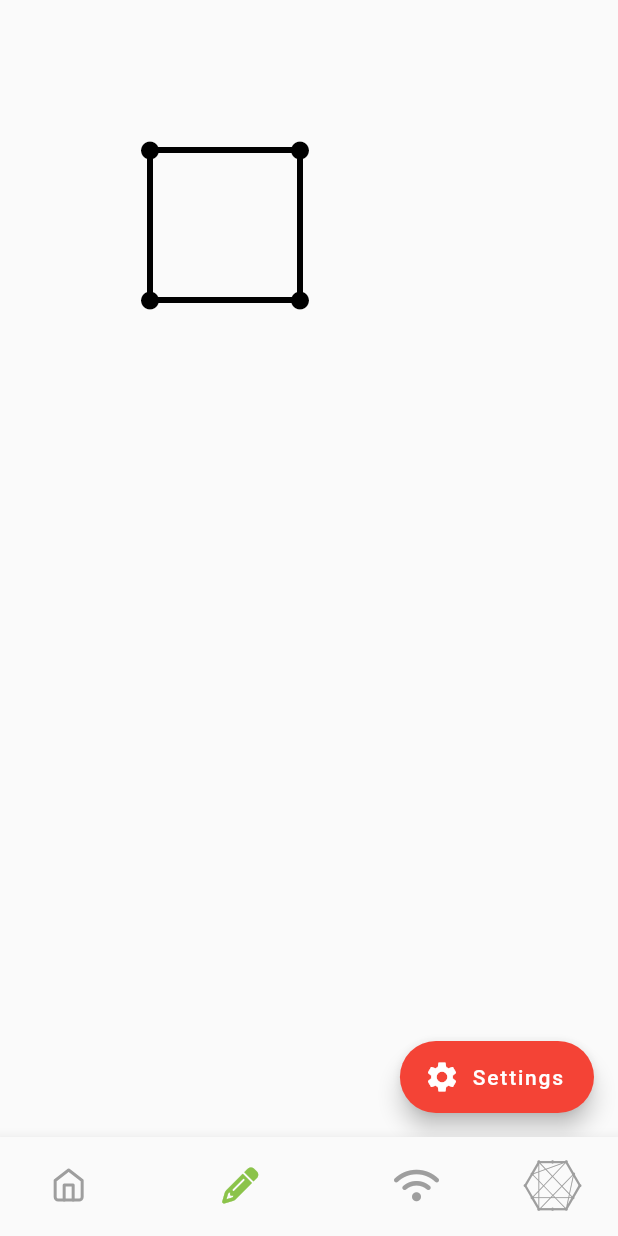
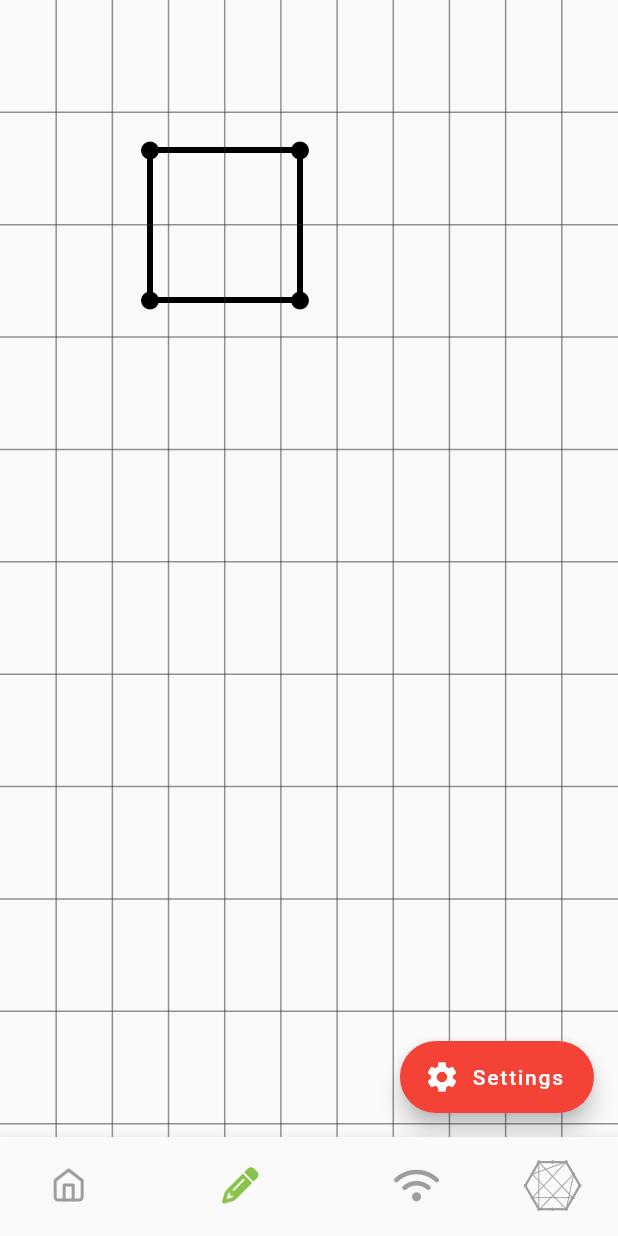
Before and after one commit to ffabss/flutter_demo, a Flutter app: the screen it shows after launch, item 2 of the bottom bar chosen, on a phone screen of 412 x 824 dp. Run offline on Flutter 3.47's test engine with Material 2 defaults, Android fonts, the phone set to English and light mode, and no system bars; our stand-ins replace flutter_icons, location, rflutter_alert; missing offline and left inert: wifi_configuration.

Commit message:
small changes

```diff
--- a/lib/screens/routeScreen.dart
+++ b/lib/screens/routeScreen.dart
@@ -5,6 +5,7 @@ import 'package:flutter/material.dart';
 import 'package:flutter_demo/models/XYPoint.dart';
 import 'package:flutter_demo/models/dataTypeReferences.dart';
 import 'package:flutter_demo/models/slider.dart';
+import 'package:flutter_icons/flutter_icons.dart';
 
 final ValueNotifier<int> _repaintNotifier = ValueNotifier<int>(0);
 final double dragItemSize = 18;
@@ -18,8 +19,8 @@ final DoubleRef sliderValX = new DoubleRef(10);
 double width = 1;
 double height = 1;
 
-bool helperLinesActivated = false;
-bool clippingSystemActivated = false;
+bool helperLinesActivated = true;
+bool clippingSystemActivated = true;
 
 var points = <XYPoint>[
   new XYPoint(100, 100),
@@ -102,7 +103,7 @@ class _HomePageState extends State<HomePage> with TickerProviderStateMixin {
                               label: Text(clippingSystemActivated
                                   ? 'Clipping-System ausschalten'
                                   : 'Clipping-System einschalten'),
-                              icon: Icon(Icons.line_weight),
+                              icon: Icon(FontAwesome.magnet),
                               foregroundColor: Colors.white,
                               backgroundColor: Colors.red,
                             ),
```
